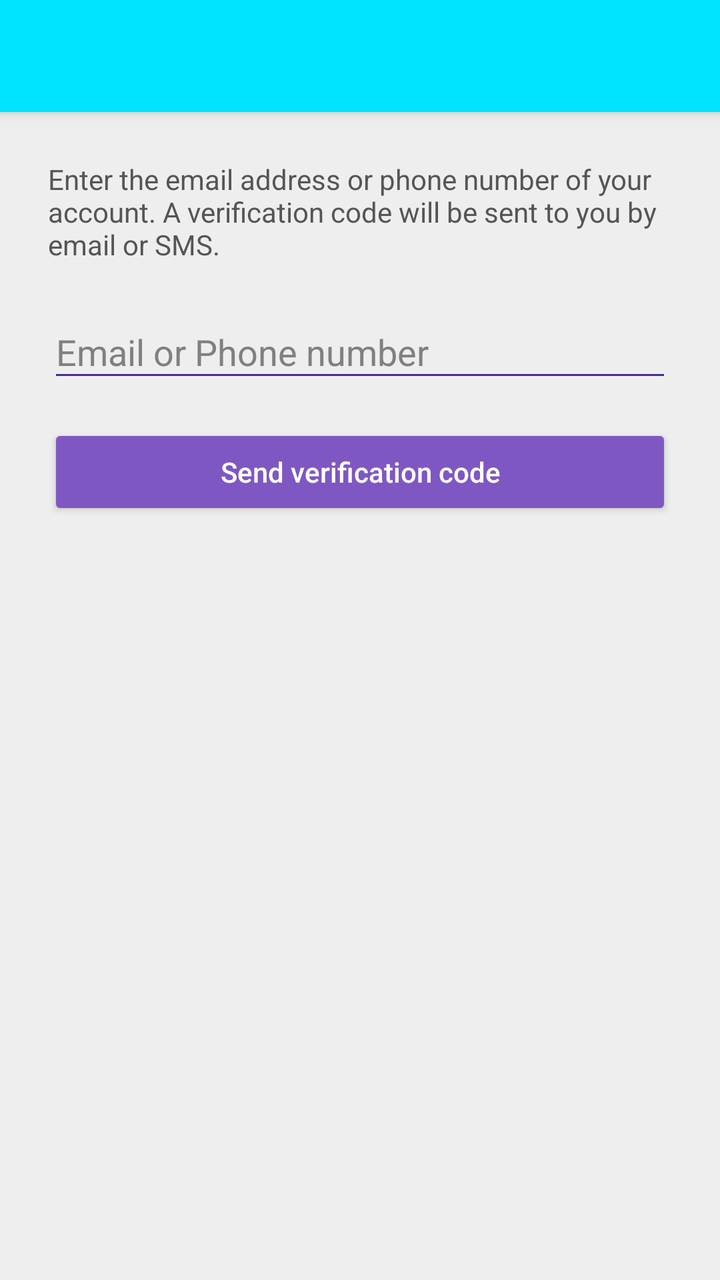
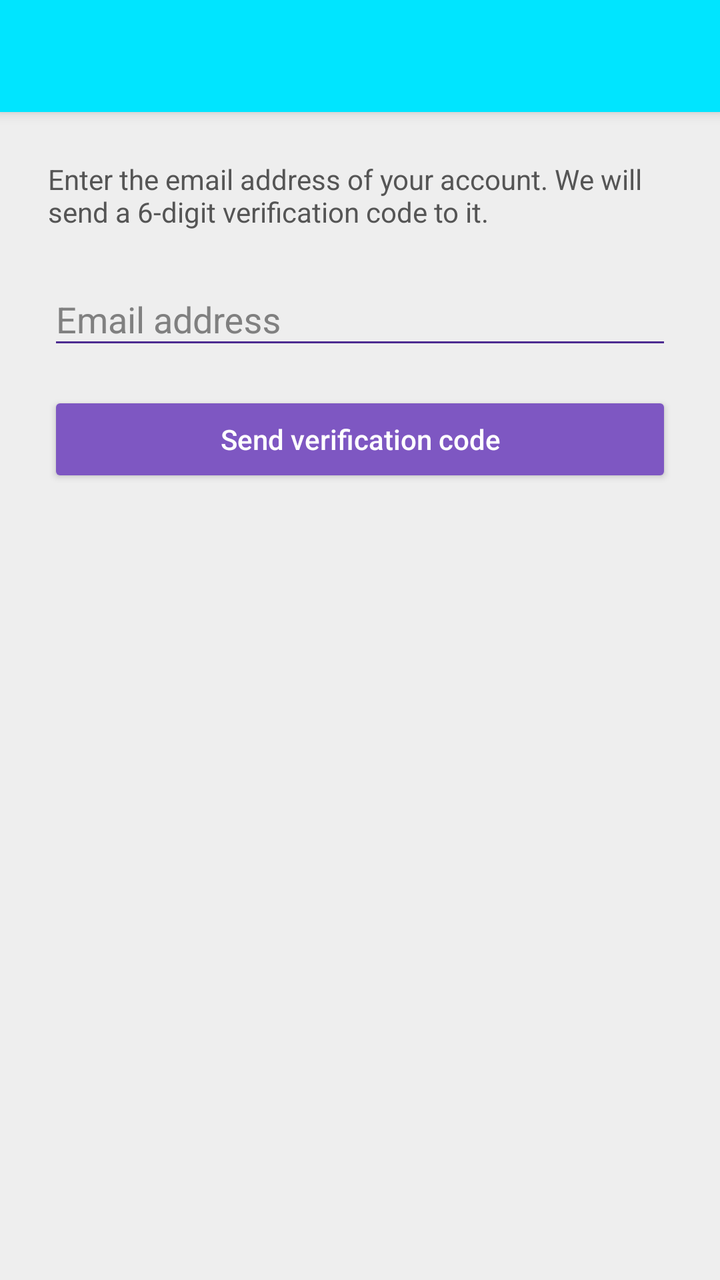

The first picture is an Android layout as it rendered before a commit; the second is the same layout after the commit. The layout source and the unified diff follow.
<!-- AndroidManifest.xml: activity theme AppTheme.Dark -->
<!-- res/layout/activity_forgot_password.xml -->
<?xml version="1.0" encoding="utf-8"?>
<androidx.coordinatorlayout.widget.CoordinatorLayout xmlns:android="http://schemas.android.com/apk/res/android"
    xmlns:app="http://schemas.android.com/apk/res-auto"
    android:layout_width="match_parent"
    android:layout_height="match_parent"
    android:fitsSystemWindows="true">

    <com.google.android.material.appbar.AppBarLayout
        android:layout_width="match_parent"
        android:layout_height="wrap_content"
        android:theme="@style/AppTheme.AppBarOverlay">

        <androidx.appcompat.widget.Toolbar
            android:id="@+id/toolbar"
            android:layout_width="match_parent"
            android:layout_height="?attr/actionBarSize"
            android:background="?attr/colorPrimary"
            app:popupTheme="@style/AppTheme.PopupOverlay" />

    </com.google.android.material.appbar.AppBarLayout>

    <androidx.core.widget.NestedScrollView
        android:layout_width="match_parent"
        android:layout_height="match_parent"
        app:layout_behavior="@string/appbar_scrolling_view_behavior">

        <LinearLayout
            android:layout_width="match_parent"
            android:layout_height="wrap_content"
            android:focusable="true"
            android:focusableInTouchMode="true"
            android:orientation="vertical"
            android:paddingLeft="24dp"
            android:paddingRight="24dp"
            android:paddingTop="24dp"
            android:paddingBottom="24dp">

            <TextView
                android:layout_width="match_parent"
                android:layout_height="wrap_content"
                android:text="@string/lbl_forgot_password_help"
                android:textColor="@color/text_color_secondary"
                android:textSize="@dimen/text_size_small" />

            <com.google.android.material.textfield.TextInputLayout
                android:layout_width="match_parent"
                android:layout_height="wrap_content"
                android:layout_marginTop="12dp">
                <EditText
                    android:id="@+id/input_email"
                    android:layout_width="match_parent"
                    android:layout_height="wrap_content"
                    android:hint="@string/hint_email_or_phone"
                    android:inputType="textEmailAddress" />
            </com.google.android.material.textfield.TextInputLayout>

            <androidx.appcompat.widget.AppCompatButton
                android:id="@+id/btnSendCode"
                style="@style/buttonStyle"
                android:layout_width="match_parent"
                android:layout_height="wrap_content"
                android:layout_marginTop="16dp"
                android:padding="12dp"
                android:text="@string/btn_send_code" />

            <LinearLayout
                android:id="@+id/llStep2"
                android:layout_width="match_parent"
                android:layout_height="wrap_content"
                android:layout_marginTop="24dp"
                android:orientation="vertical"
                android:visibility="gone">

                <TextView
                    android:id="@+id/tvCodeInfo"
                    android:layout_width="match_parent"
                    android:layout_height="wrap_content"
                    android:textColor="@color/green"
                    android:textSize="@dimen/text_size_small" />

                <com.google.android.material.textfield.TextInputLayout
                    android:layout_width="match_parent"
                    android:layout_height="wrap_content"
                    android:layout_marginTop="8dp">
                    <EditText
                        android:id="@+id/input_code"
                        android:layout_width="match_parent"
                        android:layout_height="wrap_content"
                        android:hint="@string/hint_code"
                        android:inputType="number"
                        android:maxLength="6" />
                </com.google.android.material.textfield.TextInputLayout>

                <com.google.android.material.textfield.TextInputLayout
                    android:layout_width="match_parent"
                    android:layout_height="wrap_content"
                    android:layout_marginTop="8dp">
                    <EditText
                        android:id="@+id/input_password"
                        android:layout_width="match_parent"
                        android:layout_height="wrap_content"
                        android:hint="@string/hint_new_password"
                        android:inputType="textPassword" />
                </com.google.android.material.textfield.TextInputLayout>

                <com.google.android.material.textfield.TextInputLayout
                    android:layout_width="match_parent"
                    android:layout_height="wrap_content"
                    android:layout_marginTop="8dp">
                    <EditText
                        android:id="@+id/input_password_re"
                        android:layout_width="match_parent"
                        android:layout_height="wrap_content"
                        android:hint="@string/hint_password_re"
                        android:inputType="textPassword" />
                </com.google.android.material.textfield.TextInputLayout>

                <androidx.appcompat.widget.AppCompatButton
                    android:id="@+id/btnReset"
                    style="@style/buttonStyle"
                    android:layout_width="match_parent"
                    android:layout_height="wrap_content"
                    android:layout_marginTop="16dp"
                    android:padding="12dp"
                    android:text="@string/btn_reset_password" />

                <TextView
                    android:id="@+id/tvResend"
                    android:layout_width="match_parent"
                    android:layout_height="wrap_content"
                    android:layout_marginTop="16dp"
                    android:gravity="center"
                    android:padding="8dp"
                    android:text="@string/lbl_resend_code"
                    android:textColor="@color/primary_dark"
                    android:textSize="@dimen/text_size_small" />
            </LinearLayout>

        </LinearLayout>
    </androidx.core.widget.NestedScrollView>
</androidx.coordinatorlayout.widget.CoordinatorLayout>
<!-- resources referenced by this layout -->
<resources>
  <color name="green">#68972f</color>
  <color name="primary_dark">#0079b5</color>
  <color name="text_color_secondary">#555555</color>
  <dimen name="text_size_small">14sp</dimen>
  <string name="btn_reset_password">Reset password</string>
  <string name="btn_send_code">Send verification code</string>
  <string name="hint_code">Verification code</string>
  <string name="hint_email_or_phone">Email or Phone number</string>
  <string name="hint_new_password">New password</string>
  <string name="hint_password_re">Re-type Password</string>
  <string name="lbl_forgot_password_help">Enter the email address or phone number of your account. A verification code will be sent to you by email or SMS.</string>
  <string name="lbl_resend_code">Did not get the code? Send again</string>
  <style name="AppTheme.AppBarOverlay" parent="ThemeOverlay.AppCompat.Dark.ActionBar" />
  <style name="AppTheme.PopupOverlay" parent="ThemeOverlay.AppCompat.Light" />
  <style name="buttonStyle">
          <item name="android:textColor">@color/white</item>
      </style>
  <style name="AppTheme.Dark" parent="Theme.AppCompat.NoActionBar">
          <item name="colorPrimary">@color/primary</item>
          <item name="colorPrimaryDark">@color/primary_dark</item>
          <item name="colorAccent">@color/colorAccent</item>
  
          <item name="android:windowBackground">@color/background</item>
          <item name="android:textColorPrimary">@color/text_color_primary</item>
          <item name="android:textColorSecondary">@color/text_color_secondary</item>
          <item name="android:textColor">@color/text_color_primary</item>
  
          <item name="colorControlNormal">@color/secondary_dark</item>
          <item name="colorControlActivated">@color/primary_dark</item>
          <item name="colorControlHighlight">@color/secondary_light</item>
          <item name="android:textColorHint">@color/gray</item>
  
          <item name="android:textAllCaps">false</item>
  
          <item name="colorButtonNormal">@color/secondary</item>
          <item name="android:colorButtonNormal">@color/secondary</item>
  
          
          <item name="dialogTheme">@style/AppTheme.Dialog.Custom</item>
          <item name="alertDialogTheme">@style/AppTheme.Dialog.Alert.Custom</item>
  
      </style>
  <color name="white">#ffffff</color>
  <color name="primary">#00e5ff</color>
  <color name="colorAccent">@color/accent</color>
  <color name="background">#EEEEEE</color>
  <color name="text_color_primary">#212121</color>
  <color name="secondary_dark">#4d2c91</color>
  <color name="secondary_light">#b085f5</color>
  <color name="gray">#808080</color>
  <color name="secondary">#7e57c2</color>
  <style name="AppTheme.Dialog.Custom" parent="Theme.AppCompat.Light.Dialog">
          <item name="colorPrimary">@color/primary</item>
          <item name="colorPrimaryDark">@color/primary_dark</item>
          <item name="colorAccent">@color/accent</item>
          <item name="android:textColorPrimary">@color/text_color_primary</item>
      </style>
  <style name="AppTheme.Dialog.Alert.Custom" parent="Theme.AppCompat.Light.Dialog.Alert">
          <item name="colorPrimary">@color/primary</item>
          <item name="colorPrimaryDark">@color/primary_dark</item>
          <item name="colorAccent">@color/accent</item>
          <item name="android:textColorPrimary">@color/text_color_primary</item>
      </style>
  <color name="accent">#FF4081</color>
</resources>

<!-- the commit's change to res/layout/activity_forgot_password.xml (unified diff, before → after) -->
@@ -36,13 +36,15 @@
             android:paddingBottom="24dp">
 
             <TextView
+                android:id="@+id/tvForgotHelp"
                 android:layout_width="match_parent"
                 android:layout_height="wrap_content"
-                android:text="@string/lbl_forgot_password_help"
+                android:text="@string/lbl_forgot_help_email"
                 android:textColor="@color/text_color_secondary"
                 android:textSize="@dimen/text_size_small" />
 
             <com.google.android.material.textfield.TextInputLayout
+                android:id="@+id/tilForgotAccount"
                 android:layout_width="match_parent"
                 android:layout_height="wrap_content"
                 android:layout_marginTop="12dp">
@@ -50,7 +52,7 @@
                     android:id="@+id/input_email"
                     android:layout_width="match_parent"
                     android:layout_height="wrap_content"
-                    android:hint="@string/hint_email_or_phone"
+                    android:hint="@string/hint_forgot_email"
                     android:inputType="textEmailAddress" />
             </com.google.android.material.textfield.TextInputLayout>
 
<!-- resource entries referenced after the edit -->
@@ -7,10 +7,10 @@
   <string name="btn_reset_password">Reset password</string>
   <string name="btn_send_code">Send verification code</string>
   <string name="hint_code">Verification code</string>
-  <string name="hint_email_or_phone">Email or Phone number</string>
+  <string name="hint_forgot_email">Email address</string>
   <string name="hint_new_password">New password</string>
   <string name="hint_password_re">Re-type Password</string>
-  <string name="lbl_forgot_password_help">Enter the email address or phone number of your account. A verification code will be sent to you by email or SMS.</string>
+  <string name="lbl_forgot_help_email">Enter the email address of your account. We will send a 6-digit verification code to it.</string>
   <string name="lbl_resend_code">Did not get the code? Send again</string>
   <style name="AppTheme.AppBarOverlay" parent="ThemeOverlay.AppCompat.Dark.ActionBar" />
   <style name="AppTheme.PopupOverlay" parent="ThemeOverlay.AppCompat.Light" />
